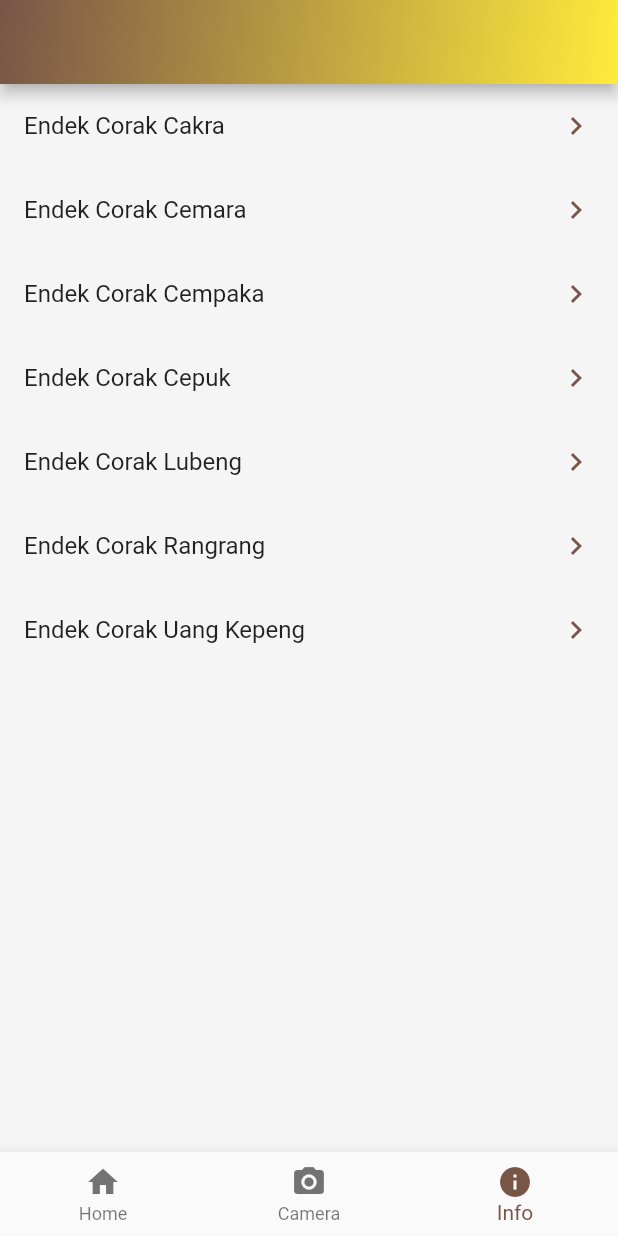
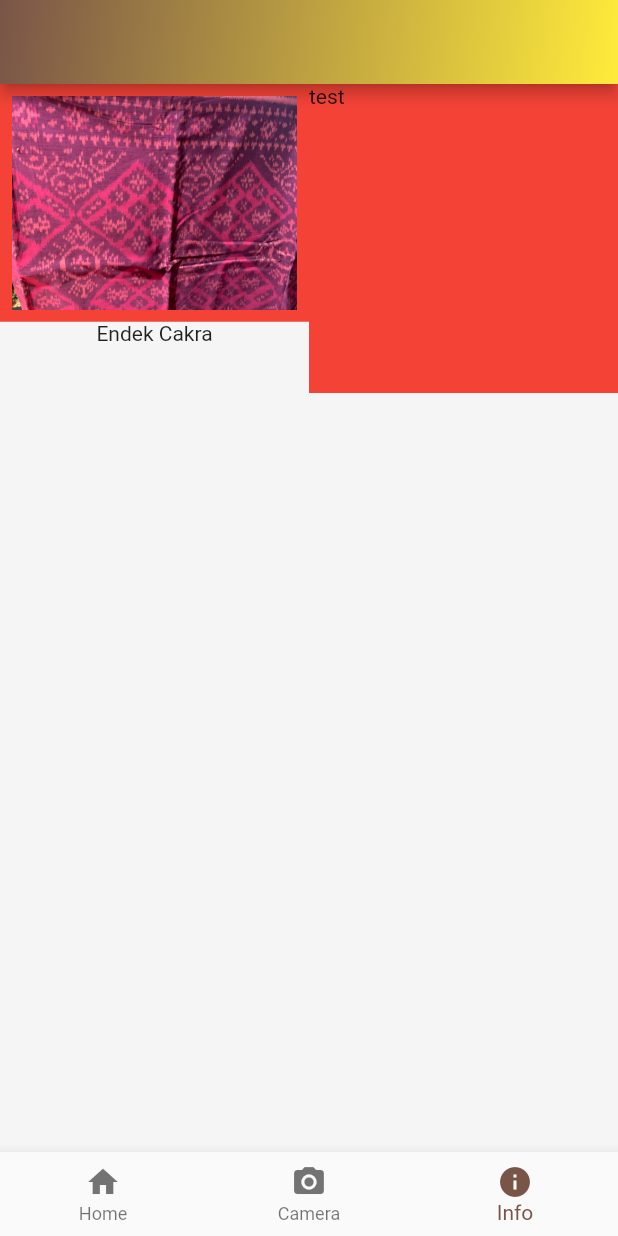
Before and after one commit to restuprajna/endek-vision, a Flutter app: the screen it shows after launch, item 3 of the bottom bar chosen, on a phone screen of 412 x 824 dp. Run offline on Flutter 3.47's test engine with Material 2 defaults, Android fonts, the phone set to English and light mode, and no system bars; our stand-ins replace image_picker; missing offline and left inert: tflite.

Commit message:
developing endek list view to grid view isntead

```diff
--- a/lib/infoPage.dart
+++ b/lib/infoPage.dart
@@ -5,52 +5,72 @@ class MyInfoPage extends StatelessWidget {
 
   @override
   Widget build(BuildContext context) {
-    return ListView(
-      children: const [
-        EndekList(
-          endekName: "Endek Corak Cakra",
-          endekImageName: "assets/images/endek_cakra.jpeg",
-          endekDescription:
-              "Cakra Kurung adalah sebuah desain yang diambil berdasarkan legenda dan sejarah Hindu dimana Tuhan dalam manifestasinya sebagai Dewa Wisnu yang menjelma ke dunia dalam wujud Awatara Wisnu yang bersenjatakan Cakra. Senjata ini berfungsi sebagai penjaga keseimbangan duni jagat raya ini dari malapetaka, bencana alam yang diebabkan oleh keserakahan dan kesombongan manusia sebagai mahluk ciptaan Tuhan. Sehingga dunia ini menjadi lestari dan seimbang sesuai dengan rotasi perputaran jagat raya dan alam semesta.",
+    return GridView.count(
+      crossAxisCount: 2,
+      children: [
+        Column(
+          children: [
+            Container(
+              padding: const EdgeInsets.all(8),
+              color: Colors.red,
+              child: Image.asset("assets/images/endek_cakra.jpeg"),
+            ),
+            const Text("Endek Cakra")
+          ],
         ),
-        EndekList(
-          endekName: "Endek Corak Cemara",
-          endekImageName: "assets/images/endek_cemara.jpeg",
-          endekDescription:
-              "Songket Motif Cemara merupakan songket yang ditenun menggunakan Alat Tenun Bukan Mesin yang menggunakan pewarna alam murni. Sama seperti beberapa kain lain yang menggunakan pewarna alam murni, kain ini juga menggunakan pewarna yang berasal dari tumbuh-tumbuhan. Cemara memberkan makna kekekalan, yang mana dapat dilihat bentuk dari pohon cemara akan cinderung sama.",
-        ),
-        EndekList(
-          endekName: "Endek Corak Cempaka",
-          endekImageName: "assets/images/endek_cempaka.jpeg",
-          endekDescription:
-              "Desain ini merupakan kombinasi dari desain bunga cempaka bali dan bintang. Cempaka bali biasa digunakan dalam acara pernikahan yang mana bunga ini dapat menggambarkan simbol dari Dewa Tri Murti dalam ajaran agama Hindu. Bintang melambangkan masyarakat Bali yang tersebar di daerah Bali.",
-        ),
-        EndekList(
-          endekName: "Endek Corak Cepuk",
-          endekImageName: "assets/images/endek_cepuk.jpeg",
-          endekDescription:
-              "Kain dengan corak cepuk biasanya digunakan sebagi kain untuk menutup peti jenazah. Corak Cepuk dapat dikenali dari motifnya yang warna-warni, corak ini berasal dari Nusa Penida.",
-        ),
-        EndekList(
-          endekName: "Endek Corak Lubeng",
-          endekImageName: "assets/images/endek_lubeng.jpg",
-          endekDescription:
-              "Ada beberapa macam motif Lubeng, yaitu Lubeng Luhur yang berukuran paling panjang (tiga bunga berbentuk kalajengkin yang masih utuh), Lubeng Petang Dasa (satu bunga kalajengking utuh di tengah dan di pinggir hanya setengah), dan Lubeng Pat Likur (ukurannya terkecil). Motif klasik dari Wastra ini, bagus untuk gaun bawahan seperti rok, dan juga cocok untuk atasan seperti untuk pakaian resmi untuk ke kantor atau untuk kegiatan sosialita.",
-        ),
-        EndekList(
-          endekName: "Endek Corak Rangrang",
-          endekImageName: "assets/images/endek_rangrang.jpeg",
-          endekDescription:
-              "Motif Kain Tenun Rang Rang berasal dari warisan nenek moyang para pengrajinnya di daerah asli asalnya yaitu Nusa Penida, Bali. Sehingga motifnya berbeda dengan tenun-tenun hasil karya masyarakat Bali di kabupaten-kabupaten lain seperti dari Klungkung, Karangasem, Jembrana, Tabanan dan lainnya. Selain desain berlobang yang menjadi ciri khasnya itu, warnanya pun juga lebih cerah dari tenun lainnya. Kebanyakan warnanya didominasi oleh warna merah, orange dan ungu. Bahan warnanya bisa menggunakan bahan kimia atau bahan alami terbuat dari daun, buah dan akar-akaran tertentu. Penamaan Cepuk Rang-Rang ini memiliki arti jarang-jarang atau berlubang. Jarang-jarang maksudnya adalah karena motif antara warna yang satu dengan yang lain berjauhan. Sedangkan berlubang maksudnya adalah jumlah benang yang digunakan lebih sedikit sehingga terkesan lebih renggang atau jarang-jarang (bolong-bolong).",
-        ),
-        EndekList(
-          endekName: "Endek Corak Uang Kepeng",
-          endekImageName: "assets/images/endek_uangkepeng.jpeg",
-          endekDescription:
-              "Corak uang kepeng dibuat oleh pengrajin kain endek dengan menggabungkan tiga warna sekaligus yaitu warna ungu muda, kuning muda, dan juga bata muda. Corak uang kepeng merupakan salah satu motif endek yang kuno dan klasik.",
+        Container(
+          color: Colors.red,
+          child: const Text("test"),
         ),
       ],
     );
+
+    // ListView(
+    //   children: const [
+    //     EndekList(
+    //       endekName: "Endek Corak Cakra",
+    //       endekImageName: "assets/images/endek_cakra.jpeg",
+    //       endekDescription:
+    //           "Cakra Kurung adalah sebuah desain yang diambil berdasarkan legenda dan sejarah Hindu dimana Tuhan dalam manifestasinya sebagai Dewa Wisnu yang menjelma ke dunia dalam wujud Awatara Wisnu yang bersenjatakan Cakra. Senjata ini berfungsi sebagai penjaga keseimbangan duni jagat raya ini dari malapetaka, bencana alam yang diebabkan oleh keserakahan dan kesombongan manusia sebagai mahluk ciptaan Tuhan. Sehingga dunia ini menjadi lestari dan seimbang sesuai dengan rotasi perputaran jagat raya dan alam semesta.",
+    //     ),
+    //     EndekList(
+    //       endekName: "Endek Corak Cemara",
+    //       endekImageName: "assets/images/endek_cemara.jpeg",
+    //       endekDescription:
+    //           "Songket Motif Cemara merupakan songket yang ditenun menggunakan Alat Tenun Bukan Mesin yang menggunakan pewarna alam murni. Sama seperti beberapa kain lain yang menggunakan pewarna alam murni, kain ini juga menggunakan pewarna yang berasal dari tumbuh-tumbuhan. Cemara memberkan makna kekekalan, yang mana dapat dilihat bentuk dari pohon cemara akan cinderung sama.",
+    //     ),
+    //     EndekList(
+    //       endekName: "Endek Corak Cempaka",
+    //       endekImageName: "assets/images/endek_cempaka.jpeg",
+    //       endekDescription:
+    //           "Desain ini merupakan kombinasi dari desain bunga cempaka bali dan bintang. Cempaka bali biasa digunakan dalam acara pernikahan yang mana bunga ini dapat menggambarkan simbol dari Dewa Tri Murti dalam ajaran agama Hindu. Bintang melambangkan masyarakat Bali yang tersebar di daerah Bali.",
+    //     ),
+    //     EndekList(
+    //       endekName: "Endek Corak Cepuk",
+    //       endekImageName: "assets/images/endek_cepuk.jpeg",
+    //       endekDescription:
+    //           "Kain dengan corak cepuk biasanya digunakan sebagi kain untuk menutup peti jenazah. Corak Cepuk dapat dikenali dari motifnya yang warna-warni, corak ini berasal dari Nusa Penida.",
+    //     ),
+    //     EndekList(
+    //       endekName: "Endek Corak Lubeng",
+    //       endekImageName: "assets/images/endek_lubeng.jpg",
+    //       endekDescription:
+    //           "Ada beberapa macam motif Lubeng, yaitu Lubeng Luhur yang berukuran paling panjang (tiga bunga berbentuk kalajengkin yang masih utuh), Lubeng Petang Dasa (satu bunga kalajengking utuh di tengah dan di pinggir hanya setengah), dan Lubeng Pat Likur (ukurannya terkecil). Motif klasik dari Wastra ini, bagus untuk gaun bawahan seperti rok, dan juga cocok untuk atasan seperti untuk pakaian resmi untuk ke kantor atau untuk kegiatan sosialita.",
+    //     ),
+    //     EndekList(
+    //       endekName: "Endek Corak Rangrang",
+    //       endekImageName: "assets/images/endek_rangrang.jpeg",
+    //       endekDescription:
+    //           "Motif Kain Tenun Rang Rang berasal dari warisan nenek moyang para pengrajinnya di daerah asli asalnya yaitu Nusa Penida, Bali. Sehingga motifnya berbeda dengan tenun-tenun hasil karya masyarakat Bali di kabupaten-kabupaten lain seperti dari Klungkung, Karangasem, Jembrana, Tabanan dan lainnya. Selain desain berlobang yang menjadi ciri khasnya itu, warnanya pun juga lebih cerah dari tenun lainnya. Kebanyakan warnanya didominasi oleh warna merah, orange dan ungu. Bahan warnanya bisa menggunakan bahan kimia atau bahan alami terbuat dari daun, buah dan akar-akaran tertentu. Penamaan Cepuk Rang-Rang ini memiliki arti jarang-jarang atau berlubang. Jarang-jarang maksudnya adalah karena motif antara warna yang satu dengan yang lain berjauhan. Sedangkan berlubang maksudnya adalah jumlah benang yang digunakan lebih sedikit sehingga terkesan lebih renggang atau jarang-jarang (bolong-bolong).",
+    //     ),
+    //     EndekList(
+    //       endekName: "Endek Corak Uang Kepeng",
+    //       endekImageName: "assets/images/endek_uangkepeng.jpeg",
+    //       endekDescription:
+    //           "Corak uang kepeng dibuat oleh pengrajin kain endek dengan menggabungkan tiga warna sekaligus yaitu warna ungu muda, kuning muda, dan juga bata muda. Corak uang kepeng merupakan salah satu motif endek yang kuno dan klasik.",
+    //     ),
+    //   ],
+    // );
   }
 }
 
```
